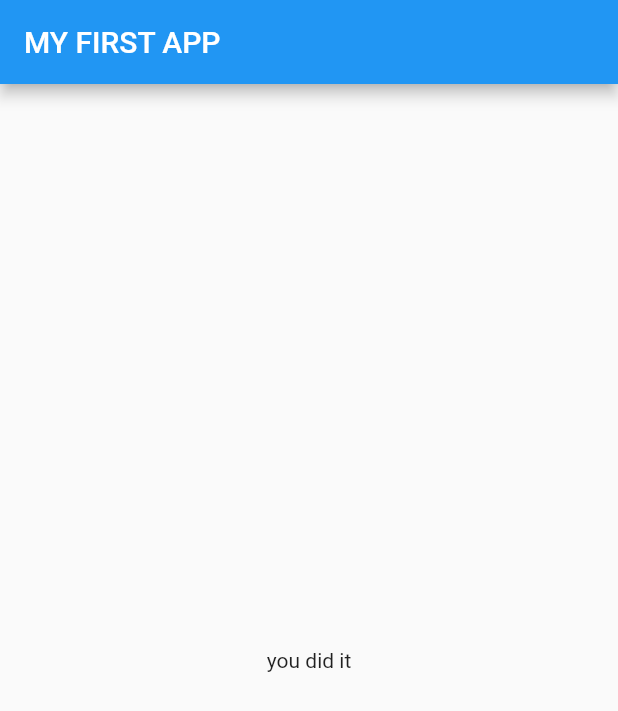
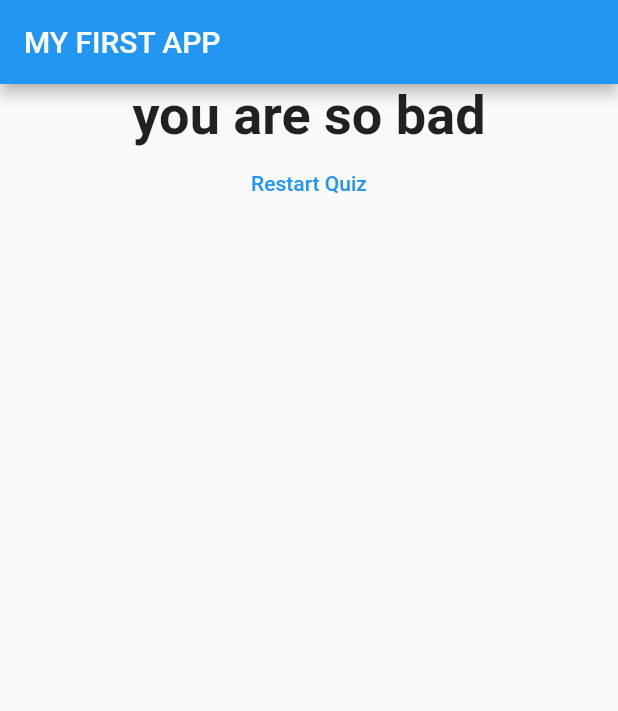
Before and after one commit to hiroshimuto9/flutter-test-app, a Flutter app: the screen it shows after launch, after a tap on "Red", after a tap on "Cat", after a tap on "Italy", on a phone screen of 412 x 824 dp. Shown: the top 711 px of the screen. Run offline on Flutter 3.47's test engine with Material 2 defaults, Android fonts, the phone set to English and light mode, and no system bars.

Commit message:
add: add score and reset button

```diff
--- a/lib/main.dart
+++ b/lib/main.dart
@@ -19,20 +19,45 @@ class _MyAppState extends State<MyApp> {
   final _questions = [
     {
       'questionText': 'What\'s is your favorite color?',
-      'answers': ['Red', 'Blue', 'Yellow']
+      'answers': [
+        {'text': 'Red', 'score': 10},
+        {'text': 'Blue', 'score': 5},
+        {'text': 'Yellow', 'score': 3},
+      ]
     },
     {
       'questionText': 'Waht\'s your favorite animals?',
-      'answers': ['Dog', 'Cat', 'Rabbit']
+      'answers': [
+        {'text': 'Dog', 'score': 10},
+        {'text': 'Cat', 'score': 5},
+        {'text': 'Rabbit', 'score': 3},
+      ]
     },
     {
       'questionText': 'Waht\'s your favorite country?',
-      'answers': ['Japan', 'America', 'Italy']
+      'answers': [
+        {'text': 'Japan', 'score': 10},
+        {'text': 'America', 'score': 5},
+        {'text': 'Italy', 'score': 3},
+      ]
     }
   ];
+
   var _questionIndex = 0;
-  void _answerQuestion() {
+  var _totalScore = 0;
+
+  void _resetQuiz() {
+    setState(() {
+      _questionIndex = 0;
+      _totalScore = 0;
+    });
+  }
+
+  void _answerQuestion(int score) {
     if (_questionIndex < _questions.length) {
+
+      _totalScore += score;
+
       setState(() {
         _questionIndex = _questionIndex + 1;
       });
@@ -49,7 +74,7 @@ class _MyAppState extends State<MyApp> {
           questionIndex: _questionIndex,
           answerQuestion: _answerQuestion,
         )
-      : Result()
+      : Result(_totalScore, _resetQuiz)
     ));
   }
 }
--- a/lib/quiz.dart
+++ b/lib/quiz.dart
@@ -20,8 +20,8 @@ class Quiz extends StatelessWidget {
           questions[questionIndex]['questionText']
         ),
         // childrenがList型だからMapからListに変換する必要がある
-        ...(questions[questionIndex]['answers'] as List<String>).map((answer){
-          return Answer(answerQuestion, answer);
+        ...(questions[questionIndex]['answers'] as List<Map<String, Object>>).map((answer){
+          return Answer(() => answerQuestion(answer['score']), answer['text']);
         }).toList()
       ]
     );
--- a/lib/result.dart
+++ b/lib/result.dart
@@ -1,8 +1,40 @@
 import 'package:flutter/material.dart';
 
 class Result extends StatelessWidget {
+  final int resultScore;
+  final Function resetHandler;
+
+  Result(this.resultScore, this.resetHandler);
+
+  String get resultPhrase {
+    String resultText;
+    if (resultScore <= 8) {
+      resultText = 'you are awsome';
+    } else if (resultScore <= 12) {
+      resultText = 'pretty likeable';
+    } else {
+      resultText = 'you are so bad';
+    }
+    return resultText;
+  }
+
   @override
   Widget build(BuildContext context) {
-    return Center(child: Text('you did it'));
+    return Center(
+      child: Column(
+        children: <Widget>[
+          Text(
+            resultPhrase,
+            style: TextStyle(fontSize: 36, fontWeight: FontWeight.bold),
+            textAlign: TextAlign.center,
+          ),
+          FlatButton(
+            child: Text('Restart Quiz'),
+            textColor: Colors.blue,
+            onPressed: resetHandler,
+          ),
+        ],
+      )
+    );
   }
 }
```
